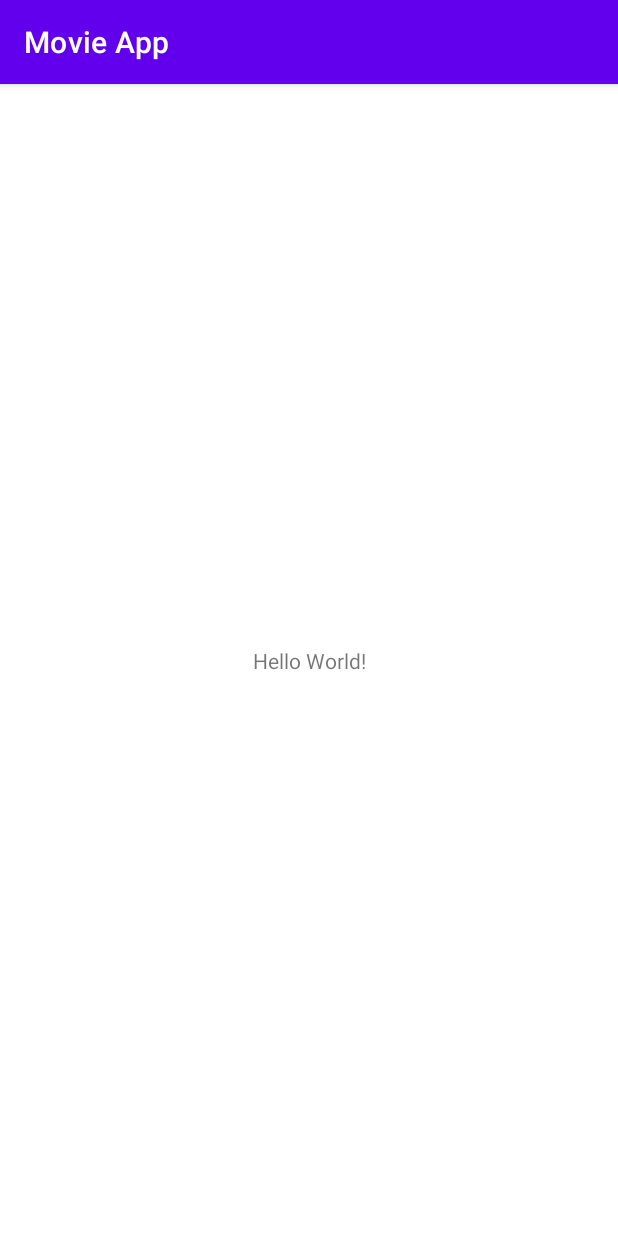
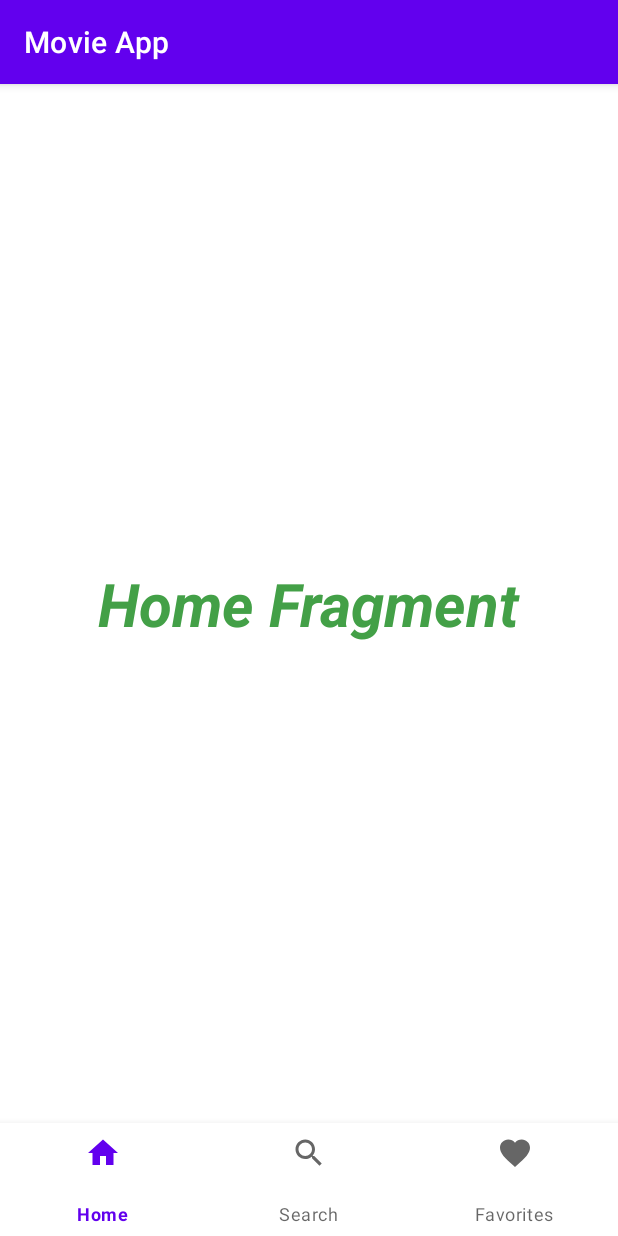
Before and after one commit to M0rtheus/Movie_App, an Android app: the screen it shows after launch (MainActivity), on a phone screen of 412 x 824 dp. Run offline under Robolectric (Android 15) with nearby library versions, the phone set to English and light mode, and no system bars; our stand-ins replace Room's generated code.

Commit message:
Implement bottomnavigation and create fragments

```diff
--- a/app/build.gradle
+++ b/app/build.gradle
@@ -38,6 +38,7 @@ dependencies {
     implementation 'com.squareup.picasso:picasso:2.5.2'
     implementation 'com.google.android.material:material:1.5.0'
     implementation 'androidx.constraintlayout:constraintlayout:2.1.3'
+    implementation 'androidx.legacy:legacy-support-v4:1.0.0'
     testImplementation 'junit:junit:4.+'
     androidTestImplementation 'androidx.test.ext:junit:1.1.3'
     androidTestImplementation 'androidx.test.espresso:espresso-core:3.4.0'
--- /dev/null
+++ b/app/src/main/java/lt/vcs/movieapp/FavoritesFragment.java
@@ -0,0 +1,21 @@
+package lt.vcs.movieapp;
+
+import android.os.Bundle;
+import android.view.LayoutInflater;
+import android.view.View;
+import android.view.ViewGroup;
+
+import androidx.fragment.app.Fragment;
+
+public class FavoritesFragment extends Fragment {
+
+    public FavoritesFragment() {
+
+    }
+
+    @Override
+    public View onCreateView(LayoutInflater inflater, ViewGroup container,
+                             Bundle savedInstanceState) {
+        return inflater.inflate(R.layout.fragment_favorites, container, false);
+    }
+}
--- /dev/null
+++ b/app/src/main/java/lt/vcs/movieapp/HomeFragment.java
@@ -0,0 +1,22 @@
+package lt.vcs.movieapp;
+
+import android.os.Bundle;
+import android.view.LayoutInflater;
+import android.view.View;
+import android.view.ViewGroup;
+
+import androidx.fragment.app.Fragment;
+
+public class HomeFragment extends Fragment {
+
+
+    public HomeFragment() {
+
+    }
+
+    @Override
+    public View onCreateView(LayoutInflater inflater, ViewGroup container,
+                             Bundle savedInstanceState) {
+        return inflater.inflate(R.layout.fragment_home, container, false);
+    }
+}
--- a/app/src/main/java/lt/vcs/movieapp/MainActivity.java
+++ b/app/src/main/java/lt/vcs/movieapp/MainActivity.java
@@ -1,14 +1,24 @@
 package lt.vcs.movieapp;
 
+import android.os.Bundle;
+import android.view.MenuItem;
+
+import androidx.annotation.NonNull;
 import androidx.appcompat.app.AppCompatActivity;
+import androidx.fragment.app.Fragment;
 
-import android.os.Bundle;
+import com.google.android.material.bottomnavigation.BottomNavigationView;
+import com.google.android.material.navigation.NavigationBarView;
 
-import lt.vcs.movieapp.data.FavoriteItem;
 import lt.vcs.movieapp.repository.LocalRepository;
 import lt.vcs.movieapp.repository.RemoteRepository;
 
 public class MainActivity extends AppCompatActivity {
+
+    private BottomNavigationView bottomNavigationView;
+    private HomeFragment homeFragment = new HomeFragment();
+    private SearchFragment searchFragment = new SearchFragment();
+    private FavoritesFragment favoritesFragment = new FavoritesFragment();
 
     @Override
     protected void onCreate(Bundle savedInstanceState) {
@@ -24,5 +34,36 @@ public class MainActivity extends AppCompatActivity {
         LocalRepository localRepository = new LocalRepository(getApplicationContext());
 //        localRepository.insertItem(new FavoriteItem(1,"tt11466222", "Jackass Forever", 2022, "https://m.media-amazon.", "10"));
 //        localRepository.deleteAllItems();
+
+        bottomNavigationView = findViewById(R.id.bottom_navigation);
+        bottomNavigationView.setOnItemSelectedListener(navListener);
+
+        getSupportFragmentManager()
+                .beginTransaction()
+                .replace(R.id.fragment_container, new HomeFragment())
+                .commit();
     }
+
+    private NavigationBarView.OnItemSelectedListener navListener =
+            new NavigationBarView.OnItemSelectedListener() {
+                @Override
+                public boolean onNavigationItemSelected(@NonNull MenuItem item) {
+                    Fragment selectedFragment = null;
+                    switch (item.getItemId()) {
+                        case R.id.nav_home:
+                            selectedFragment = homeFragment;
+                            break;
+                        case R.id.nav_search:
+                            selectedFragment = searchFragment;
+                            break;
+                        case R.id.nav_favorites:
+                            selectedFragment = favoritesFragment;
+                    }
+                    getSupportFragmentManager()
+                            .beginTransaction()
+                            .replace(R.id.fragment_container, selectedFragment)
+                            .commit();
+                    return true;
+                }
+            };
 }
--- /dev/null
+++ b/app/src/main/java/lt/vcs/movieapp/SearchFragment.java
@@ -0,0 +1,21 @@
+package lt.vcs.movieapp;
+
+import android.os.Bundle;
+import android.view.LayoutInflater;
+import android.view.View;
+import android.view.ViewGroup;
+
+import androidx.fragment.app.Fragment;
+
+public class SearchFragment extends Fragment {
+
+    public SearchFragment() {
+
+    }
+
+    @Override
+    public View onCreateView(LayoutInflater inflater, ViewGroup container,
+                             Bundle savedInstanceState) {
+        return inflater.inflate(R.layout.fragment_search, container, false);
+    }
+}
--- /dev/null
+++ b/app/src/main/res/drawable/ic_baseline_favorite_24.xml
@@ -0,0 +1,10 @@
+<vector xmlns:android="http://schemas.android.com/apk/res/android"
+    android:width="24dp"
+    android:height="24dp"
+    android:viewportWidth="24"
+    android:viewportHeight="24"
+    android:tint="?attr/colorControlNormal">
+  <path
+      android:fillColor="@android:color/white"
+      android:pathData="M12,21.35l-1.45,-1.32C5.4,15.36 2,12.28 2,8.5 2,5.42 4.42,3 7.5,3c1.74,0 3.41,0.81 4.5,2.09C13.09,3.81 14.76,3 16.5,3 19.58,3 22,5.42 22,8.5c0,3.78 -3.4,6.86 -8.55,11.54L12,21.35z"/>
+</vector>
--- /dev/null
+++ b/app/src/main/res/drawable/ic_baseline_home_24.xml
@@ -0,0 +1,10 @@
+<vector xmlns:android="http://schemas.android.com/apk/res/android"
+    android:width="24dp"
+    android:height="24dp"
+    android:viewportWidth="24"
+    android:viewportHeight="24"
+    android:tint="?attr/colorControlNormal">
+  <path
+      android:fillColor="@android:color/white"
+      android:pathData="M10,20v-6h4v6h5v-8h3L12,3 2,12h3v8z"/>
+</vector>
--- /dev/null
+++ b/app/src/main/res/drawable/ic_baseline_search_24.xml
@@ -0,0 +1,10 @@
+<vector xmlns:android="http://schemas.android.com/apk/res/android"
+    android:width="24dp"
+    android:height="24dp"
+    android:viewportWidth="24"
+    android:viewportHeight="24"
+    android:tint="?attr/colorControlNormal">
+  <path
+      android:fillColor="@android:color/white"
+      android:pathData="M15.5,14h-0.79l-0.28,-0.27C15.41,12.59 16,11.11 16,9.5 16,5.91 13.09,3 9.5,3S3,5.91 3,9.5 5.91,16 9.5,16c1.61,0 3.09,-0.59 4.23,-1.57l0.27,0.28v0.79l5,4.99L20.49,19l-4.99,-5zM9.5,14C7.01,14 5,11.99 5,9.5S7.01,5 9.5,5 14,7.01 14,9.5 11.99,14 9.5,14z"/>
+</vector>
--- a/app/src/main/res/layout/activity_main.xml
+++ b/app/src/main/res/layout/activity_main.xml
@@ -6,13 +6,23 @@
     android:layout_height="match_parent"
     tools:context=".MainActivity">
 
-    <TextView
-        android:layout_width="wrap_content"
-        android:layout_height="wrap_content"
-        android:text="Hello World!"
+    <FrameLayout
+        android:id="@+id/fragment_container"
+        android:layout_width="match_parent"
+        android:layout_height="0dp"
+        app:layout_constraintBottom_toTopOf="@+id/bottom_navigation"
+        app:layout_constraintEnd_toEndOf="parent"
+        app:layout_constraintHorizontal_bias="0.5"
+        app:layout_constraintStart_toStartOf="parent"
+        app:layout_constraintTop_toTopOf="parent" />
+
+    <com.google.android.material.bottomnavigation.BottomNavigationView
+       android:id="@+id/bottom_navigation"
+        android:layout_width="match_parent"
+        android:layout_height="75dp"
         app:layout_constraintBottom_toBottomOf="parent"
         app:layout_constraintLeft_toLeftOf="parent"
         app:layout_constraintRight_toRightOf="parent"
-        app:layout_constraintTop_toTopOf="parent" />
+        app:menu="@menu/menu" />
 
 </androidx.constraintlayout.widget.ConstraintLayout>
--- /dev/null
+++ b/app/src/main/res/layout/fragment_home.xml
@@ -0,0 +1,24 @@
+<?xml version="1.0" encoding="utf-8"?>
+<androidx.constraintlayout.widget.ConstraintLayout
+    xmlns:android="http://schemas.android.com/apk/res/android"
+    xmlns:app="http://schemas.android.com/apk/res-auto"
+    xmlns:tools="http://schemas.android.com/tools"
+    android:layout_width="match_parent"
+    android:layout_height="match_parent"
+    tools:context=".HomeFragment">
+
+    <TextView
+        android:id="@+id/homeFragment"
+        android:layout_width="wrap_content"
+        android:layout_height="wrap_content"
+        android:text="Home Fragment"
+        android:textColor="#43a047"
+        android:textSize="40sp"
+        android:textStyle="italic|bold"
+        app:layout_constraintBottom_toBottomOf="parent"
+        app:layout_constraintEnd_toEndOf="parent"
+        app:layout_constraintHorizontal_bias="0.5"
+        app:layout_constraintStart_toStartOf="parent"
+        app:layout_constraintTop_toTopOf="parent" />
+
+</androidx.constraintlayout.widget.ConstraintLayout>
--- /dev/null
+++ b/app/src/main/res/menu/menu.xml
@@ -0,0 +1,19 @@
+<?xml version="1.0" encoding="utf-8"?>
+<menu xmlns:android="http://schemas.android.com/apk/res/android">
+
+    <item
+        android:id="@+id/nav_home"
+        android:icon="@drawable/ic_baseline_home_24"
+        android:title="@string/title_home"/>
+
+    <item
+        android:id="@+id/nav_search"
+        android:icon="@drawable/ic_baseline_search_24"
+        android:title="@string/title_search"/>
+
+    <item
+        android:id="@+id/nav_favorites"
+        android:icon="@drawable/ic_baseline_favorite_24"
+        android:title="@string/title_favorites"/>
+
+</menu>
--- a/app/src/main/res/values/strings.xml
+++ b/app/src/main/res/values/strings.xml
@@ -1,3 +1,6 @@
 <resources>
     <string name="app_name">Movie App</string>
+    <string name="title_home">Home</string>
+    <string name="title_search">Search</string>
+    <string name="title_favorites">Favorites</string>
 </resources>
```
Also changed, not shown: app/src/main/res/layout/fragment_favorites.xml (added, +24 -0 lines), app/src/main/res/layout/fragment_search.xml (added, +25 -0 lines).
